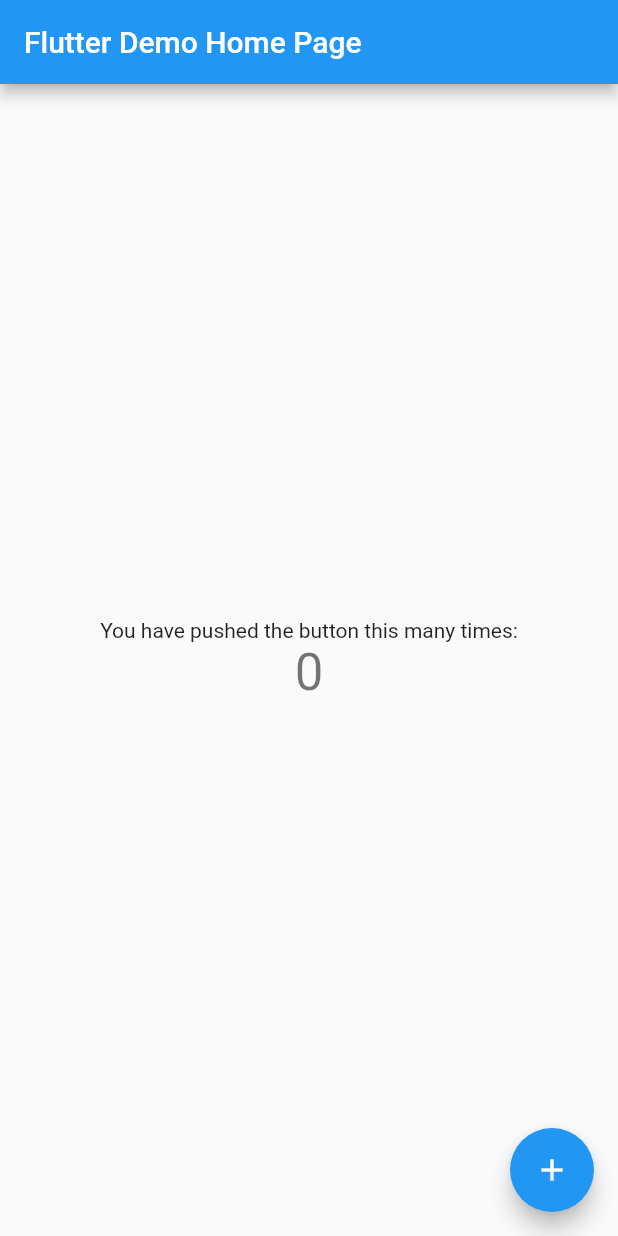
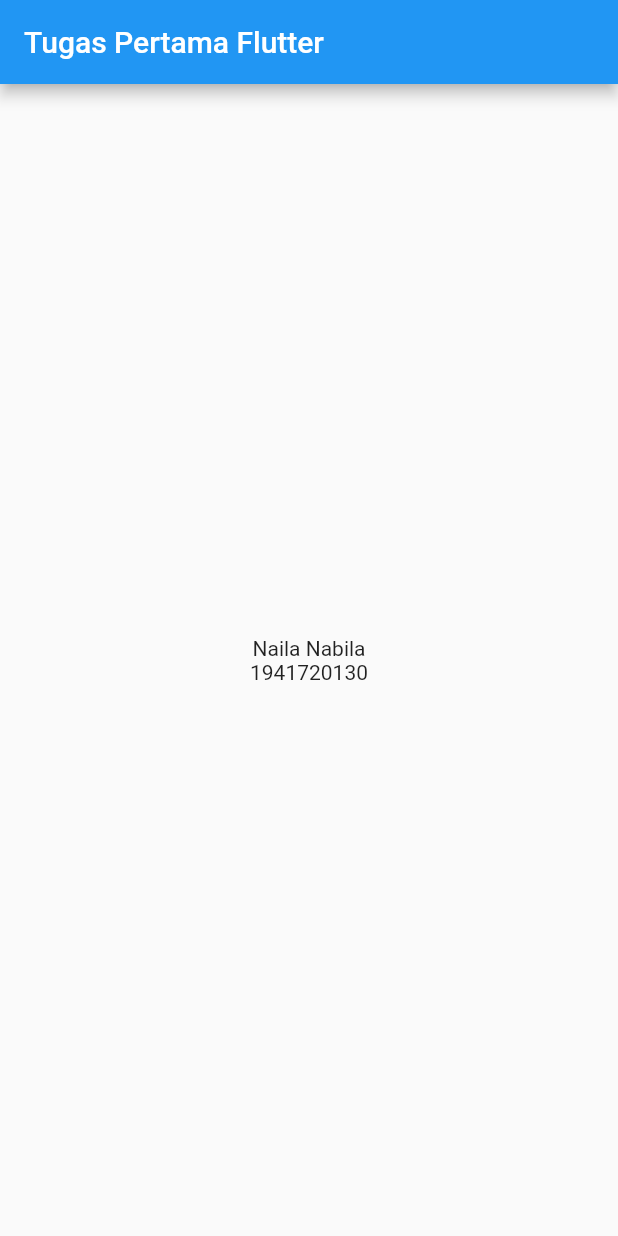
Before and after one commit to nailanabilaaaaaa/polinema_mobile_flutter_hello, a Flutter app: the screen it shows after launch, on a phone screen of 412 x 824 dp. Run offline on Flutter 3.47's test engine with Material 2 defaults, Android fonts, the phone set to English and light mode, and no system bars.

Commit message:
Tugas Praktikum - Flutter Chapter 1

```diff
--- a/lib/main.dart
+++ b/lib/main.dart
@@ -24,7 +24,7 @@ class MyApp extends StatelessWidget {
         // is not restarted.
         primarySwatch: Colors.blue,
       ),
-      home: const MyHomePage(title: 'Flutter Demo Home Page'),
+      home: const MyHomePage(title: 'Tugas Pertama Flutter'),
     );
   }
 }
@@ -96,20 +96,14 @@ class _MyHomePageState extends State<MyHomePage> {
           mainAxisAlignment: MainAxisAlignment.center,
           children: <Widget>[
             const Text(
-              'You have pushed the button this many times:',
+              'Naila Nabila',
             ),
-            Text(
-              '$_counter',
-              style: Theme.of(context).textTheme.headline4,
+            const Text(
+              '1941720130',
             ),
           ],
         ),
       ),
-      floatingActionButton: FloatingActionButton(
-        onPressed: _incrementCounter,
-        tooltip: 'Increment',
-        child: const Icon(Icons.add),
-      ), // This trailing comma makes auto-formatting nicer for build methods.
     );
   }
 }
```
